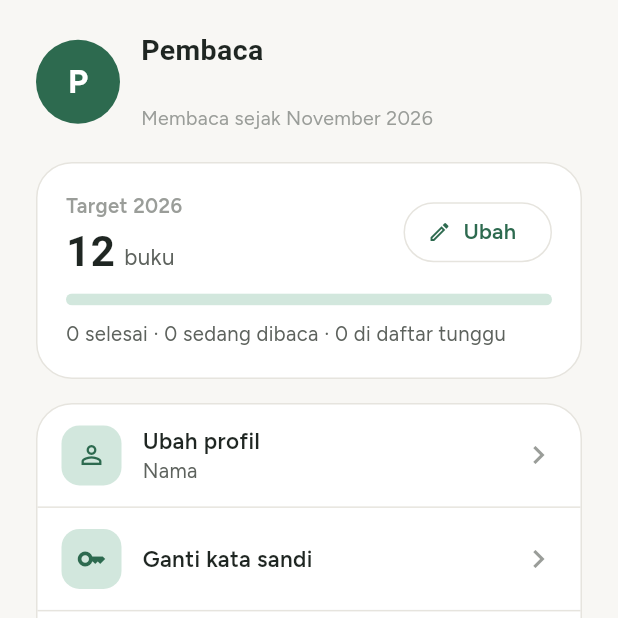
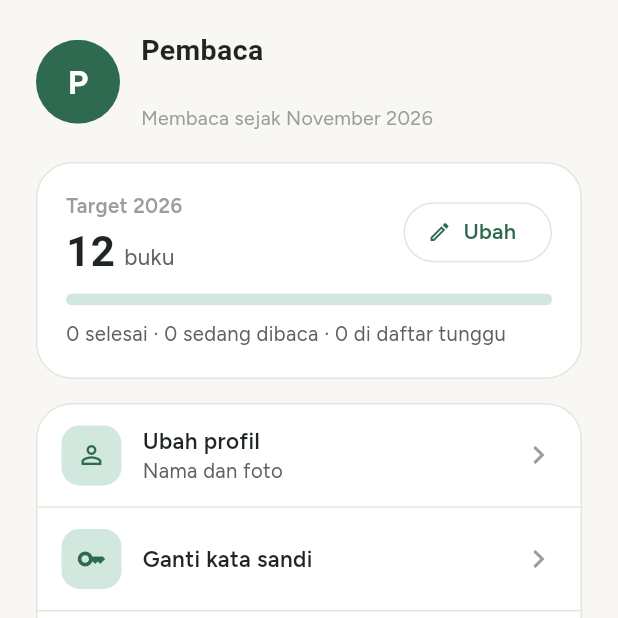
Before and after one commit to NashiwaInsan/Bacakala, a Flutter app: the ProfileScreen screen opened by its route, on a phone screen of 412 x 824 dp, the top half of it. Run offline on Flutter 3.47's test engine with Material 3 defaults, Android fonts, the phone set to English and light mode, and no system bars; our stand-ins replace flutter_dotenv, google_fonts, image_picker, material_ui, supabase_flutter; accounts and stored records are empty; network calls fail; Roboto replaces fonts that are missing (Literata).

Commit message:
feat: tambah foto profil dan layar ubah profil

```diff
--- a/lib/models/profile.dart
+++ b/lib/models/profile.dart
@@ -5,19 +5,25 @@ class Profile {
   final String email;
   final int? targetTahunan;
 
+  /// Tautan foto profil di Storage (bucket `avatars`). Null jika belum ada.
+  final String? avatarUrl;
+
   const Profile({
     required this.id,
     required this.nama,
     required this.email,
     this.targetTahunan,
+    this.avatarUrl,
   });
 
   factory Profile.fromJson(Map<String, dynamic> json) {
+    final foto = json['avatar_url']?.toString();
     return Profile(
       id: (json['id'] ?? '').toString(),
       nama: (json['nama'] ?? '').toString(),
       email: (json['email'] ?? '').toString(),
       targetTahunan: (json['target_tahunan'] as num?)?.toInt(),
+      avatarUrl: (foto == null || foto.trim().isEmpty) ? null : foto,
     );
   }
 
@@ -26,6 +32,7 @@ class Profile {
     'nama': nama,
     'email': email,
     'target_tahunan': targetTahunan,
+    'avatar_url': avatarUrl,
   };
 
   /// Nama depan, mis. "Rani Ayuningtyas" -> "Rani".
--- a/lib/screens/profile/profile_screen.dart
+++ b/lib/screens/profile/profile_screen.dart
@@ -5,8 +5,10 @@ import '../../services/auth_service.dart';
 import '../../services/book_service.dart';
 import '../../services/profile_service.dart';
 import '../../theme/app_theme.dart';
+import '../../widgets/avatar_circle.dart';
 import '../../widgets/bottom_nav_bar.dart';
 import 'change_password_screen.dart';
+import 'edit_profile_screen.dart';
 
 /// Halaman Profil: data akun, target tahunan, ubah nama, tentang, dan keluar.
 class ProfileScreen extends StatefulWidget {
@@ -151,26 +153,16 @@ class _ProfileScreenState extends State<ProfileScreen> {
     return ok == true;
   }
 
-  Future<void> _ubahNama() async {
-    final tersimpan = await _bukaSheet(
-      _EditSheet(
-        judul: 'Ubah nama',
-        label: 'Nama',
-        nilaiAwal: _profile?.nama ?? '',
-        keyboardType: TextInputType.name,
-        validator: (v) {
-          final t = v.trim();
-          if (t.isEmpty) return 'Nama tidak boleh kosong';
-          if (t.length > 50) return 'Maksimal 50 karakter';
-          return null;
-        },
-        onSave: (v) async {
-          final baru = await _profileService.updateProfile(nama: v);
-          if (mounted) setState(() => _profile = baru);
-        },
-      ),
+  Future<void> _ubahProfil() async {
+    final profil = _profile;
+    if (profil == null) return;
+    final baru = await Navigator.of(context).push<Profile>(
+      MaterialPageRoute(builder: (_) => EditProfileScreen(profil: profil)),
     );
-    if (tersimpan && mounted) _snack('Nama diperbarui');
+    if (baru != null && mounted) {
+      setState(() => _profile = baru);
+      _snack('Profil diperbarui');
+    }
   }
 
   Future<void> _ubahTarget() async {
@@ -351,16 +343,7 @@ class _ProfileScreenState extends State<ProfileScreen> {
     final sejak = _membacaSejak;
     return Row(
       children: [
-        Container(
-          width: 56,
-          height: 56,
-          alignment: Alignment.center,
-          decoration: const BoxDecoration(
-            color: AppColors.primary,
-            shape: BoxShape.circle,
-          ),
-          child: Text(_inisial, style: AppText.avatar.copyWith(fontSize: 22)),
-        ),
+        AvatarCircle(inisial: _inisial, url: _profile?.avatarUrl, size: 56),
         const SizedBox(width: 14),
         Expanded(
           child: Column(
@@ -445,8 +428,8 @@ class _ProfileScreenState extends State<ProfileScreen> {
           _menuItem(
             icon: Icons.person_outline,
             judul: 'Ubah profil',
-            subjudul: 'Nama',
-            onTap: _ubahNama,
+            subjudul: 'Nama dan foto',
+            onTap: _ubahProfil,
           ),
           const Divider(height: 1, color: AppColors.border),
           _menuItem(
--- /dev/null
+++ b/lib/widgets/avatar_circle.dart
@@ -0,0 +1,56 @@
+import 'dart:typed_data';
+
+import 'package:material_ui/material_ui.dart';
+
+import '../theme/app_theme.dart';
+
+/// Avatar bulat: foto dari tautan (atau bytes yang baru dipilih), dan inisial
+/// nama jika belum ada foto atau fotonya gagal dimuat.
+class AvatarCircle extends StatelessWidget {
+  final String inisial;
+  final String? url;
+
+  /// Foto yang baru dipilih dan belum diunggah. Didahulukan dari [url].
+  final Uint8List? bytes;
+  final double size;
+
+  const AvatarCircle({
+    super.key,
+    required this.inisial,
+    this.url,
+    this.bytes,
+    this.size = 56,
+  });
+
+  Widget _inisial() {
+    return Container(
+      width: size,
+      height: size,
+      alignment: Alignment.center,
+      color: AppColors.primary,
+      child: Text(
+        inisial,
+        style: AppText.avatar.copyWith(fontSize: size * 0.4),
+      ),
+    );
+  }
+
+  @override
+  Widget build(BuildContext context) {
+    final Widget isi;
+    if (bytes != null) {
+      isi = Image.memory(bytes!, width: size, height: size, fit: BoxFit.cover);
+    } else if (url != null) {
+      isi = Image.network(
+        url!,
+        width: size,
+        height: size,
+        fit: BoxFit.cover,
+        errorBuilder: (_, _, _) => _inisial(),
+      );
+    } else {
+      isi = _inisial();
+    }
+    return ClipOval(child: SizedBox(width: size, height: size, child: isi));
+  }
+}
--- a/pubspec.yaml
+++ b/pubspec.yaml
@@ -38,6 +38,7 @@ dependencies:
   supabase_flutter: ^2.18.3
   flutter_dotenv: ^6.0.2
   google_fonts: ^9.0.0
+  image_picker: ^1.2.4
 
 dev_dependencies:
   flutter_test:
```
Also changed, not shown: lib/screens/profile/edit_profile_screen.dart (added, +231 -0 lines), lib/services/profile_service.dart (+60 -3 lines).
